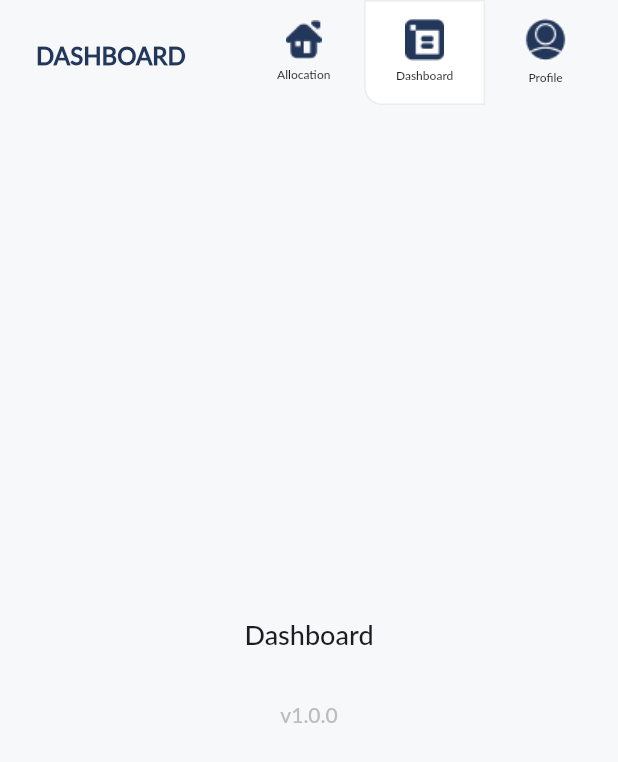
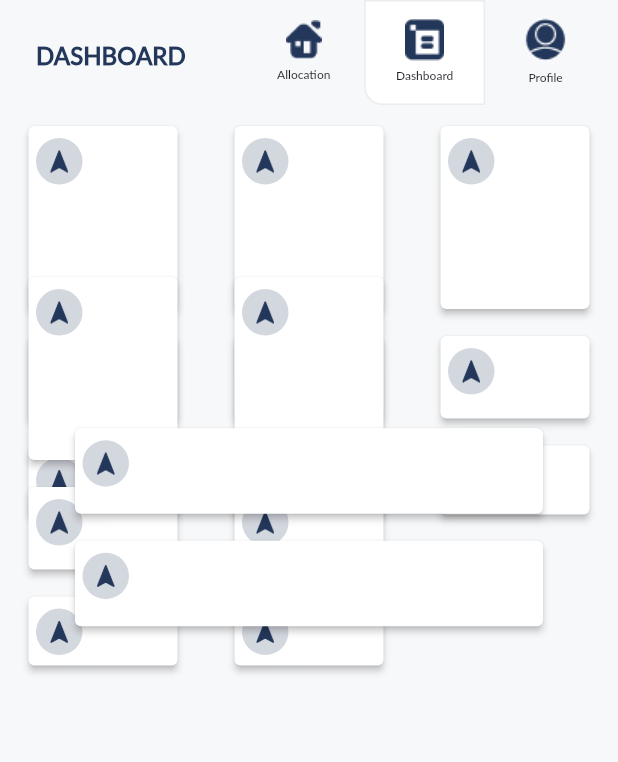
Before and after one commit to krian-kk/flutter-multi-module-app, a Flutter app: the HomeTabScreen screen opened directly with empty values, tab 2 chosen, on a phone screen of 412 x 824 dp. Shown: the top 762 px of the screen. Run offline on Flutter 3.47's test engine with Material 2 defaults, Android fonts, the phone set to English and light mode, and no system bars; our stand-ins replace bloc, equatable, flutter_bloc, fluttertoast, geolocator, google_maps_flutter and 3 more; accounts and stored records are empty.

Commit message:
customcard design

```diff
--- a/lib/screen/dashboard/dashboard_screen.dart
+++ b/lib/screen/dashboard/dashboard_screen.dart
@@ -1,7 +1,9 @@
 import 'package:flutter/material.dart';
+import 'package:flutter/widgets.dart';
 import 'package:origa/authentication/authentication_bloc.dart';
 import 'package:origa/utils/color_resource.dart';
 import 'package:origa/utils/string_resource.dart';
+import 'package:origa/widgets/custom_card_widget.dart';
 import 'package:origa/widgets/custom_text.dart';
 import 'package:package_info_plus/package_info_plus.dart';
 
@@ -37,30 +39,38 @@ class _DashboardScreenState extends State<DashboardScreen> {
       //   fontSize: 18,fontWeight: FontWeight.w600,),
       //   centerTitle: true,
       // ),
-      body: Column(
-        mainAxisAlignment: MainAxisAlignment.center,
-        children: [
+      body: SafeArea(
+       child: Column(
+           children: [
           Container(
-            child: Center(child: CustomText(
-              'Dashboard',
-              fontSize: 18,
-              fontWeight: FontWeight.w600,
+            margin: EdgeInsets.zero,
+            padding: EdgeInsets.zero,
+            child: GridView.builder(
+              shrinkWrap: true,
+                gridDelegate: SliverGridDelegateWithMaxCrossAxisExtent(
+                  childAspectRatio: 3/2.2,
+                  maxCrossAxisExtent: 200,
+
+                ),
+             itemCount: 5,
+             itemBuilder: (BuildContext context,int index) {
+            return Wrap(
+                children:[ CustomCard(2, Container(
               ),
-              ),
+              color: ColorResource.colorFFFFFF,
+              height: 130,
+              width: 155,
+                ),
+                  CustomCard(02, Text(''),height: 63,width: 155,),
+                  CustomCard(02, Text(''),height: 54,width: 155,)
+         ] );}
+            ),
           ),
-          SizedBox(height: 30,),
-          Align(
-            alignment: Alignment.bottomCenter,
-            child: CustomText(
-              'v$version',
-              fontSize: 14,
-              fontWeight: FontWeight.w500,
-              color: Colors.grey.shade400,
-              ),
-          ),
-
-        ],
-      ),
-    );
+             CustomCard(2, Text(''),
+               height: 65,width: 320,),
+             CustomCard(2, Text(''),
+               height: 65,width: 320,),
+           ]),
+          ));
   }
 }
--- a/lib/utils/color_resource.dart
+++ b/lib/utils/color_resource.dart
@@ -38,5 +38,6 @@ class ColorResource {
   static const Color colorC4C4C4 = Color(0xffC4C4C4);
   static const Color colorFFB800 = Color(0xffFFB800);
   static const Color colorE7E7E7 = Color(0xffE7E7E7);
+
   //static const Color colorFFB = Color(0xffFFB800);
 }
--- a/lib/utils/image_resource.dart
+++ b/lib/utils/image_resource.dart
@@ -27,4 +27,5 @@ class ImageResource {
   static const String star = 'assets/star.png';
   static const String origa = 'assets/origa.png';
   static const String login = 'assets/login.png';
+  static const String vectorArrow = 'assets/Vector.png';
 }
--- /dev/null
+++ b/lib/widgets/custom_card_widget.dart
@@ -0,0 +1,87 @@
+import 'package:flutter/material.dart';
+import 'package:origa/utils/color_resource.dart';
+import 'package:origa/utils/image_resource.dart';
+import 'package:origa/widgets/custom_text.dart';
+
+class CustomCard extends StatefulWidget {
+  final double? elevation;
+  Color? color;
+  ShapeBorder? shape;
+  bool? semanticContainer;
+  Clip? clipBehavior;
+  BorderRadius? borderRadius;
+  Widget? child;
+  BoxShadow? shadow;
+  Color? shadowColor;
+  double? height;
+  double? width;
+  String? title;
+  String? subTitle;
+  String? amount;
+  String? price;
+  String? count;
+
+  GlobalKey<_CustomCardState> _myKey = GlobalKey();
+
+  CustomCard(
+      this.elevation,
+      this.child,
+      {
+        Key? key,
+        this.semanticContainer = true,
+        this.shadowColor,
+        this.borderRadius,
+        this.shape,
+        this.color,
+        this.clipBehavior,
+        this.width,
+        this.height,
+        this.title,
+        this.subTitle,
+        this.amount,
+        this.count,
+        this.price,
+
+      });
+
+  @override
+  _CustomCardState createState() => _CustomCardState();
+}
+
+  class _CustomCardState extends State<CustomCard> {
+    @override
+    Widget build(BuildContext context) {
+      return Container(
+        height: widget.height,
+        width: widget.width,
+        margin: EdgeInsets.only(left: 15,right: 15,top: 10),
+        child: Card(
+          elevation: widget.elevation,
+        shape: widget.shape,
+        shadowColor: widget.shadowColor,
+          clipBehavior: widget.clipBehavior,
+        child: Column(
+          crossAxisAlignment: CrossAxisAlignment.start,
+          children: [
+           Container(
+             margin: EdgeInsets.only(left: 5,top: 8),
+             padding: EdgeInsets.all(8),
+             decoration: BoxDecoration(
+               shape: BoxShape.circle,
+               color: ColorResource.color23375A.withOpacity(0.2),
+             ),
+             child: Container(
+               height: 15,
+               width: 15,
+               child:
+             Image.asset(ImageResource.vectorArrow),),
+           ),
+          ],
+        ),
+        color: widget.color,
+      ));
+
+    }
+
+
+  }
--- a/pubspec.yaml
+++ b/pubspec.yaml
@@ -85,6 +85,7 @@ flutter:
     - assets/upload_photo.png
     - assets/radio_on.png
     - assets/radio_off.png
+    - assets/Vector.png
 
   # An image asset can refer to one or more resolution-specific "variants", see
   # https://flutter.dev/assets-and-images/#resolution-aware.
```
Also changed, not shown: assets/Vector.png (added).
